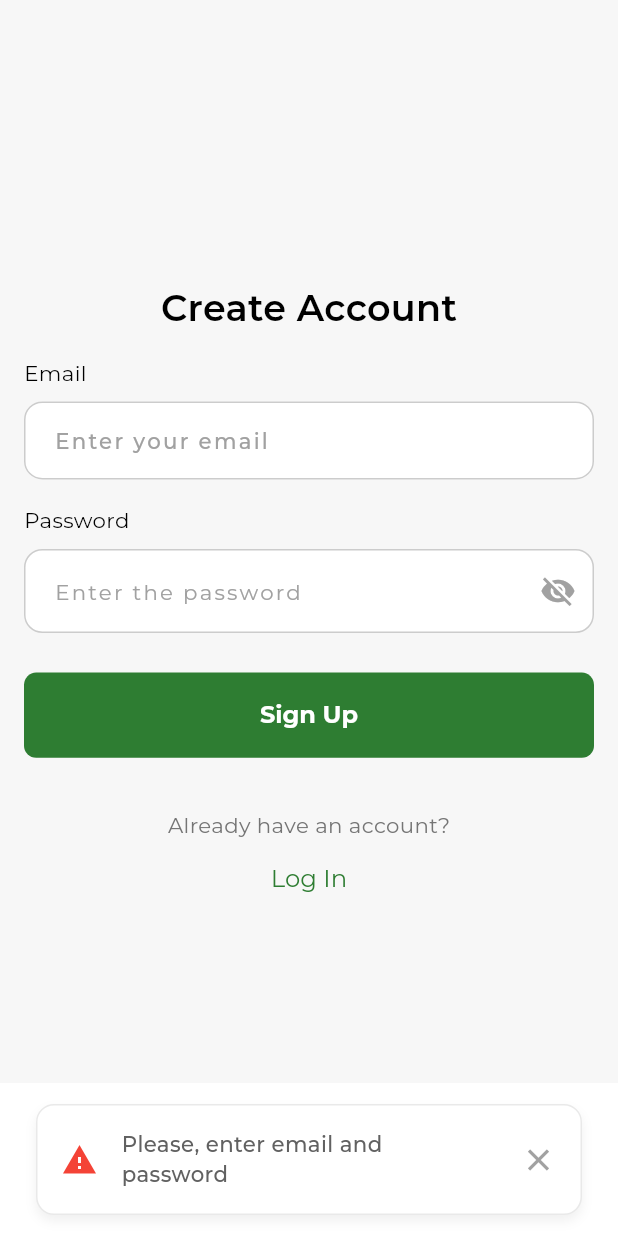
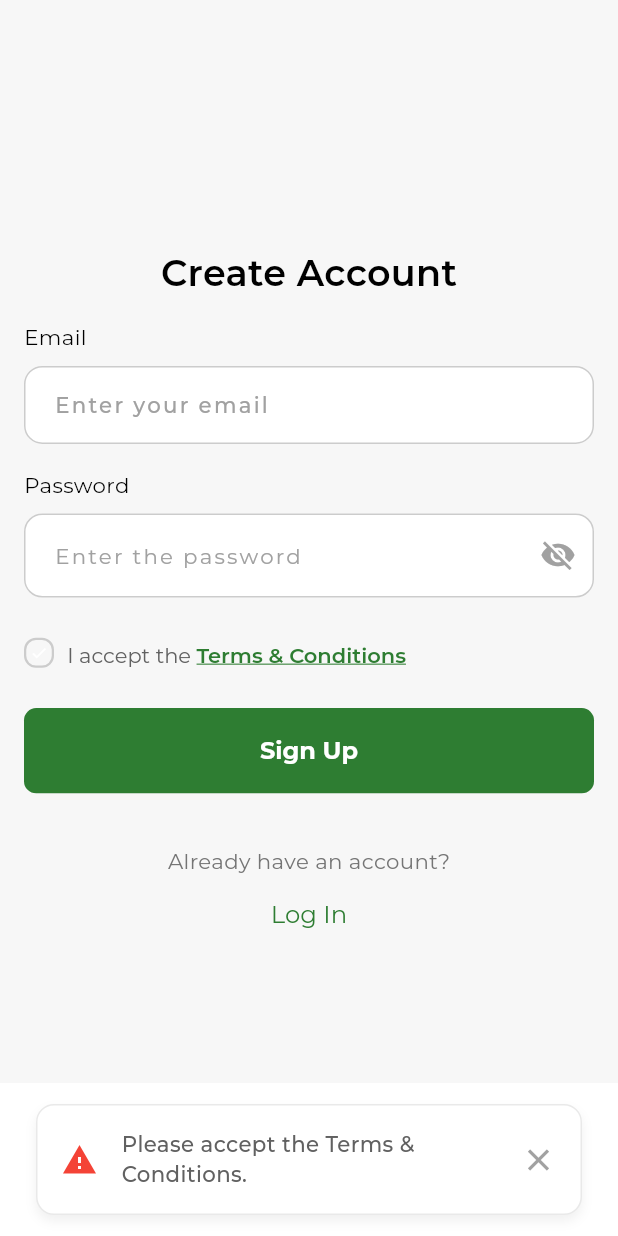
Before and after one commit to KafiulIslam/business_card_scanner, a Flutter app: the SignUpScreen screen opened by its route, after a tap on "Sign Up", on a phone screen of 412 x 824 dp. Run offline on Flutter 3.47's test engine with Material 3 defaults, Android fonts, the phone set to English and light mode, and no system bars; our stand-ins replace bloc, cached_network_image, camera, cloud_firestore, equatable, file_picker and 15 more; missing offline and left inert: google_mlkit_text_recognition, scanning_effect, syncfusion_flutter_pdf, syncfusion_flutter_pdfviewer; accounts and stored records are empty.

Commit message:
implement terms & conditions in signup

```diff
--- a/lib/features/auth/presentation/views/signUp/sign_up_screen.dart
+++ b/lib/features/auth/presentation/views/signUp/sign_up_screen.dart
@@ -1,6 +1,7 @@
 import 'package:business_card_scanner/core/theme/app_dimensions.dart';
 import 'package:business_card_scanner/core/utils/custom_snack.dart';
 import 'package:flutter/cupertino.dart';
+import 'package:flutter/gestures.dart';
 import 'package:flutter/material.dart';
 import 'package:gap/gap.dart';
 import 'package:go_router/go_router.dart';
@@ -23,6 +24,8 @@ class SignUpScreen extends StatefulWidget {
 class _SignUpScreenState extends State<SignUpScreen> {
   final TextEditingController _email = TextEditingController();
   final TextEditingController _password = TextEditingController();
+
+  late bool isTermAccepted = false;
 
   @override
   void dispose() {
@@ -70,9 +73,11 @@ class _SignUpScreenState extends State<SignUpScreen> {
                       hintText: 'Enter the password',
                     ),
                     Gap(AppDimensions.spacing24),
+                    _buildTermsCheckBox(),
+                    Gap(AppDimensions.spacing24),
                     PrimaryButton(
                       onTap: () async {
-
+                        if (isTermAccepted) {
                           //check and make sure email and password field is not empty
                           if (_email.text.isEmpty || _password.text.isEmpty) {
                             CustomSnack.warning(
@@ -85,6 +90,10 @@ class _SignUpScreenState extends State<SignUpScreen> {
                                 _email.text.trim(),
                                 _password.text.trim(),
                               );
+                        } else {
+                          CustomSnack.warning(
+                              'Please accept the Terms & Conditions.', context);
+                        }
                       },
                       buttonTitle: 'Sign Up',
                       isLoading: isLoading,
@@ -114,4 +123,56 @@ class _SignUpScreenState extends State<SignUpScreen> {
     );
   }
 
+  Widget _buildTermsCheckBox() {
+    return InkWell(
+      onTap: () {
+        setState(() {
+          isTermAccepted = !isTermAccepted;
+        });
+      },
+      splashColor: Colors.transparent,
+      child: Row(
+        crossAxisAlignment: CrossAxisAlignment.center,
+        children: [
+          Container(
+            height: 20,
+            width: 20,
+            decoration: BoxDecoration(
+                color: isTermAccepted ? AppColors.primary : Colors.transparent,
+                borderRadius: BorderRadius.circular(8),
+                border: Border.all(
+                    color: isTermAccepted
+                        ? Colors.transparent
+                        : AppColors.borderColor,
+                    width: 1.5)),
+            child: const Icon(
+              Icons.check,
+              color: Colors.white,
+              size: 12,
+            ),
+          ),
+          Gap(AppDimensions.spacing8),
+          RichText(
+            text: TextSpan(
+              text: 'I accept the ',
+              style: AppTextStyles.bodyMedium.copyWith(fontSize: 14),
+              children: <TextSpan>[
+                TextSpan(
+                    text: 'Terms & Conditions',
+                    recognizer: TapGestureRecognizer()
+                      ..onTap = () {
+                        context.push(Routes.termsConditions);
+                      },
+                    style: AppTextStyles.headline3.copyWith(
+                        fontSize: 14,
+                        color: AppColors.primary,
+                        decoration: TextDecoration.underline,
+                        decorationColor: AppColors.primary)),
+              ],
+            ),
+          )
+        ],
+      ),
+    );
   }
+}
```
Lines whose indentation alone changed are shown as unchanged.
